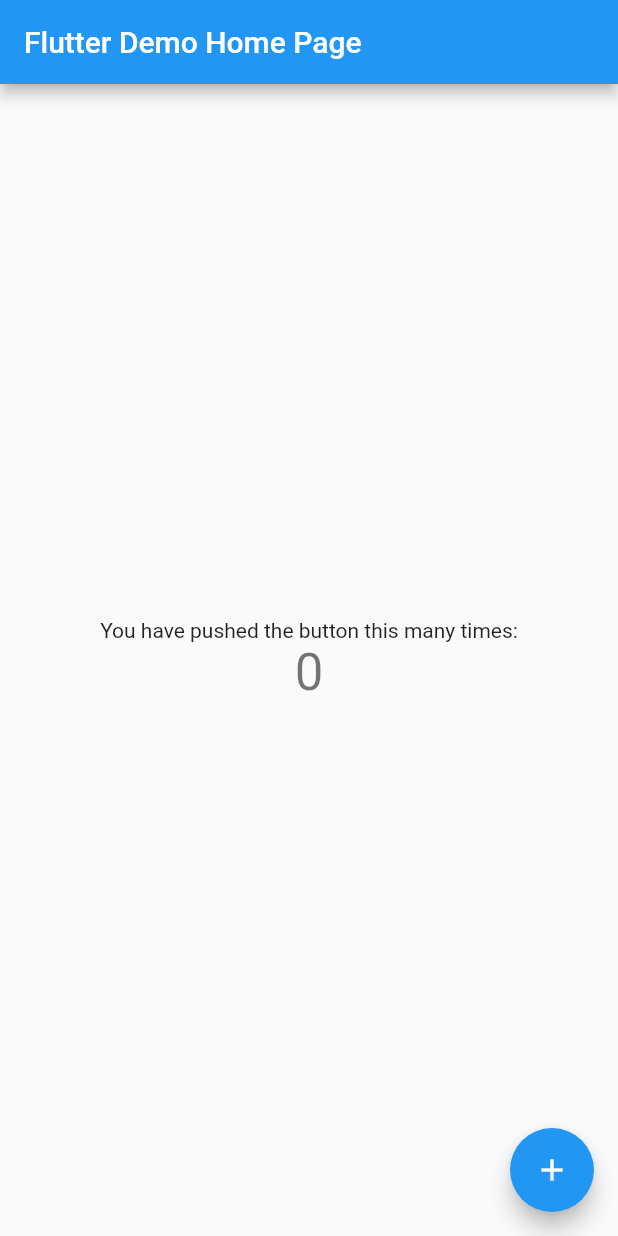
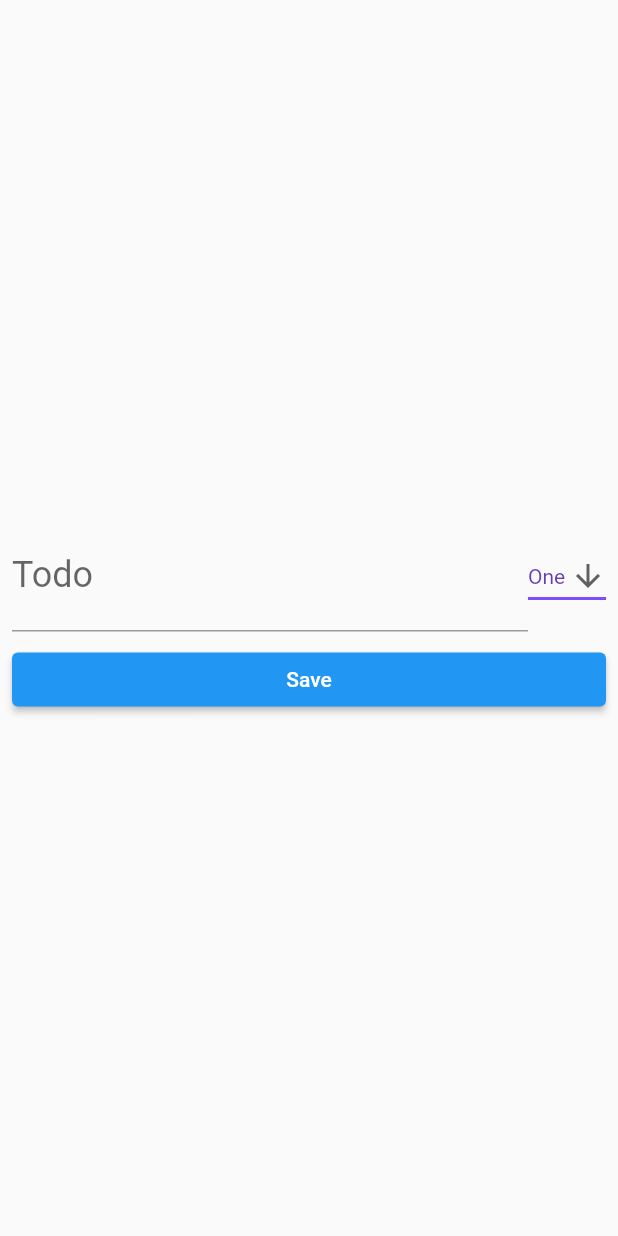
Before and after one commit to DiUS/ATodoApp_Flutter_module, a Flutter app: the screen it shows after launch, on a phone screen of 412 x 824 dp. Run offline on Flutter 3.47's test engine with Material 2 defaults, Android fonts, the phone set to English and light mode, and no system bars.

Commit message:
Added form for a Todo

```diff
--- a/lib/main.dart
+++ b/lib/main.dart
@@ -3,108 +3,103 @@ import 'package:flutter/material.dart';
 void main() => runApp(MyApp());
 
 class MyApp extends StatelessWidget {
-  // This widget is the root of your application.
   @override
   Widget build(BuildContext context) {
     return MaterialApp(
       title: 'Flutter Demo',
       theme: ThemeData(
-        // This is the theme of your application.
-        //
-        // Try running your application with "flutter run". You'll see the
-        // application has a blue toolbar. Then, without quitting the app, try
-        // changing the primarySwatch below to Colors.green and then invoke
-        // "hot reload" (press "r" in the console where you ran "flutter run",
-        // or press Run > Flutter Hot Reload in a Flutter IDE). Notice that the
-        // counter didn't reset back to zero; the application is not restarted.
         primarySwatch: Colors.blue,
       ),
-      home: MyHomePage(title: 'Flutter Demo Home Page'),
+      home: TodoForm(),
     );
   }
 }
 
-class MyHomePage extends StatefulWidget {
-  MyHomePage({Key? key, required this.title}) : super(key: key);
-
-  // This widget is the home page of your application. It is stateful, meaning
-  // that it has a State object (defined below) that contains fields that affect
-  // how it looks.
-
-  // This class is the configuration for the state. It holds the values (in this
-  // case the title) provided by the parent (in this case the App widget) and
-  // used by the build method of the State. Fields in a Widget subclass are
-  // always marked "final".
-
-  final String title;
+class TodoForm extends StatefulWidget {
+  const TodoForm({Key? key}) : super(key: key);
 
   @override
-  _MyHomePageState createState() => _MyHomePageState();
+  _TodoFormState createState() => _TodoFormState();
 }
 
-class _MyHomePageState extends State<MyHomePage> {
-  int _counter = 0;
-
-  void _incrementCounter() {
-    setState(() {
-      // This call to setState tells the Flutter framework that something has
-      // changed in this State, which causes it to rerun the build method below
-      // so that the display can reflect the updated values. If we changed
-      // _counter without calling setState(), then the build method would not be
-      // called again, and so nothing would appear to happen.
-      _counter++;
-    });
-  }
+class _TodoFormState extends State<TodoForm> {
+  final _formKey = GlobalKey<FormState>();
+  String dropdownValue = 'One';
 
   @override
   Widget build(BuildContext context) {
-    // This method is rerun every time setState is called, for instance as done
-    // by the _incrementCounter method above.
-    //
-    // The Flutter framework has been optimized to make rerunning build methods
-    // fast, so that you can just rebuild anything that needs updating rather
-    // than having to individually change instances of widgets.
     return Scaffold(
-      appBar: AppBar(
-        // Here we take the value from the MyHomePage object that was created by
-        // the App.build method, and use it to set our appbar title.
-        title: Text(widget.title),
-      ),
-      body: Center(
-        // Center is a layout widget. It takes a single child and positions it
-        // in the middle of the parent.
-        child: Column(
-          // Column is also a layout widget. It takes a list of children and
-          // arranges them vertically. By default, it sizes itself to fit its
-          // children horizontally, and tries to be as tall as its parent.
-          //
-          // Invoke "debug painting" (press "p" in the console, choose the
-          // "Toggle Debug Paint" action from the Flutter Inspector in Android
-          // Studio, or the "Toggle Debug Paint" command in Visual Studio Code)
-          // to see the wireframe for each widget.
-          //
-          // Column has various properties to control how it sizes itself and
-          // how it positions its children. Here we use mainAxisAlignment to
-          // center the children vertically; the main axis here is the vertical
-          // axis because Columns are vertical (the cross axis would be
-          // horizontal).
-          mainAxisAlignment: MainAxisAlignment.center,
-          children: <Widget>[
-            Text(
-              'You have pushed the button this many times:',
-            ),
-            Text(
-              '$_counter',
-              style: Theme.of(context).textTheme.headline4,
-            ),
-          ],
+      body: Form(
+        key: _formKey,
+        child: Padding(
+          padding: const EdgeInsets.symmetric(horizontal: 8.0),
+          child: Column(
+            mainAxisAlignment: MainAxisAlignment.center,
+            crossAxisAlignment: CrossAxisAlignment.start,
+            children: <Widget>[
+              Row(
+                children: [
+                  Expanded(
+                    flex: 4,
+                    child: TextFormField(
+                      style: TextStyle(
+                        fontSize: 24,
+                      ),
+                      decoration: const InputDecoration(
+                        hintText: 'What do you want to do?',
+                        labelText: 'Todo',
+                      ),
+                      validator: (value) {
+                        if (value == null || value.isEmpty) {
+                          return 'Please enter some text';
+                        }
+                        return null;
+                      },
+                    ),
+                  ),
+                  dropdown(),
+                ],
+              ),
+              SizedBox(
+                height: 8,
+              ),
+              FractionallySizedBox(
+                widthFactor: 1,
+                child: ElevatedButton(
+                  onPressed: () {},
+                  child: Text('Save'),
+                ),
+              ),
+            ],
+          ),
         ),
       ),
-      floatingActionButton: FloatingActionButton(
-        onPressed: _incrementCounter,
-        tooltip: 'Increment',
-        child: Icon(Icons.add),
-      ), // This trailing comma makes auto-formatting nicer for build methods.
+    );
+  }
+
+  Widget dropdown() {
+    return DropdownButton<String>(
+      value: dropdownValue,
+      icon: const Icon(Icons.arrow_downward),
+      iconSize: 24,
+      elevation: 16,
+      style: const TextStyle(color: Colors.deepPurple),
+      underline: Container(
+        height: 2,
+        color: Colors.deepPurpleAccent,
+      ),
+      onChanged: (String? newValue) {
+        setState(() {
+          dropdownValue = newValue!;
+        });
+      },
+      items: <String>['One', 'Two', 'Free', 'Four']
+          .map<DropdownMenuItem<String>>((String value) {
+        return DropdownMenuItem<String>(
+          value: value,
+          child: Text(value),
+        );
+      }).toList(),
     );
   }
 }
```
